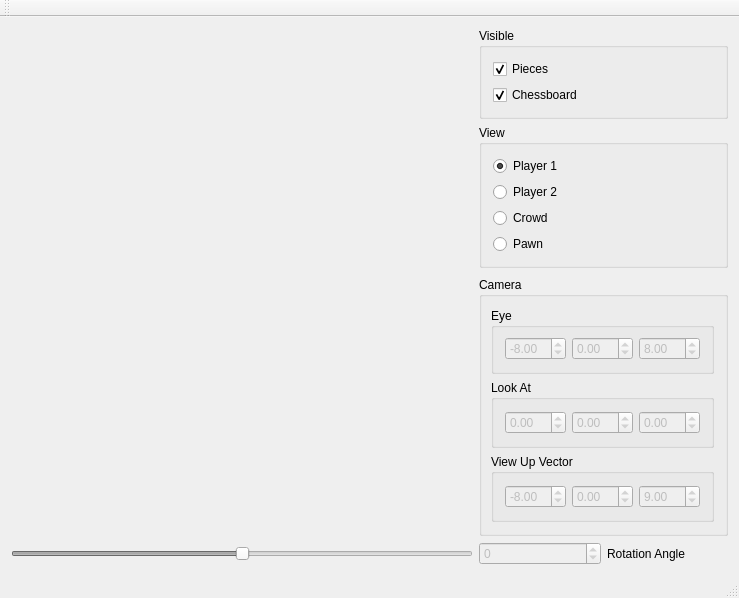
This is Chess/res/layout/mainwindow.ui in paulobruno/ComputerGraphics as Qt 5 draws it before an edit. The edited form follows.
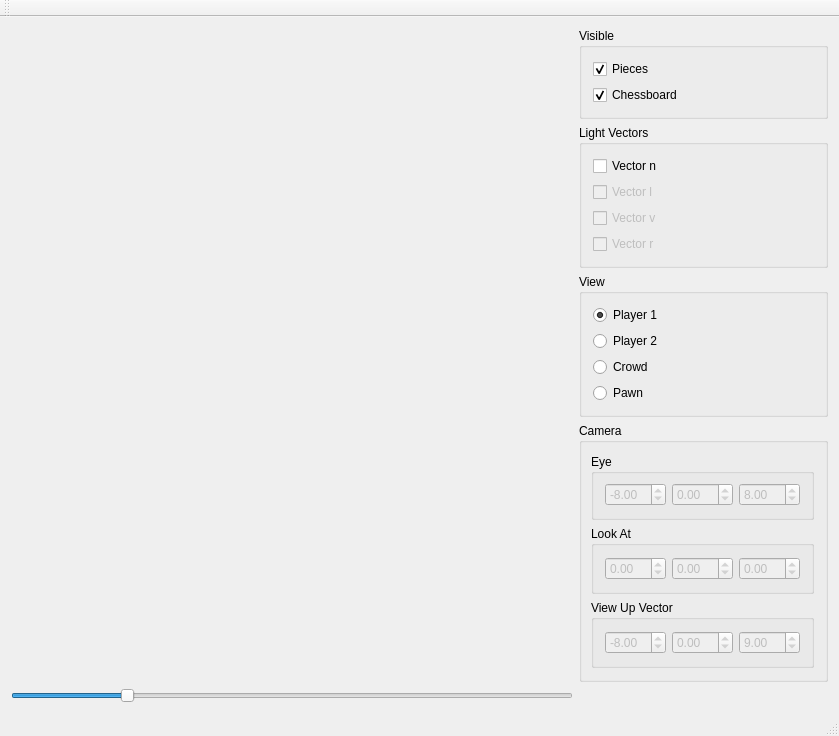
This is the edited form. Custom widgets are drawn as their Qt base class.

```diff
--- a/Chess/res/layout/mainwindow.ui
+++ b/Chess/res/layout/mainwindow.ui
@@ -6,8 +6,8 @@
    <rect>
     <x>0</x>
     <y>0</y>
-    <width>739</width>
-    <height>598</height>
+    <width>839</width>
+    <height>723</height>
    </rect>
   </property>
   <property name="windowTitle">
@@ -52,6 +52,52 @@
         </layout>
        </widget>
       </item>
+      <item>
+       <widget class="QGroupBox" name="groupBoxLightVectors">
+        <property name="title">
+         <string>Light Vectors</string>
+        </property>
+        <layout class="QVBoxLayout" name="verticalLayout_5">
+         <item>
+          <widget class="QCheckBox" name="checkBoxVectorN">
+           <property name="text">
+            <string>Vector n</string>
+           </property>
+          </widget>
+         </item>
+         <item>
+          <widget class="QCheckBox" name="checkBoxVectorL">
+           <property name="enabled">
+            <bool>false</bool>
+           </property>
+           <property name="text">
+            <string>Vector l</string>
+           </property>
+          </widget>
+         </item>
+         <item>
+          <widget class="QCheckBox" name="checkBoxVectorV">
+           <property name="enabled">
+            <bool>false</bool>
+           </property>
+           <property name="text">
+            <string>Vector v</string>
+           </property>
+          </widget>
+         </item>
+         <item>
+          <widget class="QCheckBox" name="checkBoxVectorR">
+           <property name="enabled">
+            <bool>false</bool>
+           </property>
+           <property name="text">
+            <string>Vector r</string>
+           </property>
+          </widget>
+         </item>
+        </layout>
+       </widget>
+      </item>
       <item>
        <widget class="QGroupBox" name="groupBoxView">
         <property name="sizePolicy">
@@ -122,19 +168,6 @@
         </layout>
        </widget>
       </item>
-      <item>
-       <spacer name="verticalSpacer">
-        <property name="orientation">
-         <enum>Qt::Vertical</enum>
-        </property>
-        <property name="sizeHint" stdset="0">
-         <size>
-          <width>20</width>
-          <height>40</height>
-         </size>
-        </property>
-       </spacer>
-      </item>
       <item>
        <widget class="QGroupBox" name="groupBoxCamera">
         <property name="sizePolicy">
@@ -375,7 +408,7 @@
     <item row="1" column="0">
      <widget class="QSlider" name="horizontalSliderRotationAngle">
       <property name="enabled">
-       <bool>false</bool>
+       <bool>true</bool>
       </property>
       <property name="cursor">
        <cursorShape>OpenHandCursor</cursorShape>
@@ -387,52 +420,22 @@
        <enum>Qt::LeftToRight</enum>
       </property>
       <property name="minimum">
-       <number>-180</number>
+       <number>0</number>
       </property>
       <property name="maximum">
-       <number>180</number>
+       <number>500</number>
       </property>
       <property name="singleStep">
-       <number>5</number>
+       <number>1</number>
+      </property>
+      <property name="value">
+       <number>100</number>
       </property>
       <property name="orientation">
        <enum>Qt::Horizontal</enum>
       </property>
      </widget>
     </item>
-    <item row="1" column="1">
-     <layout class="QHBoxLayout" name="horizontalLayout_4">
-      <item>
-       <widget class="QSpinBox" name="spinBoxRotationAngle">
-        <property name="enabled">
-         <bool>false</bool>
-        </property>
-        <property name="minimum">
-         <number>-180</number>
-        </property>
-        <property name="maximum">
-         <number>180</number>
-        </property>
-        <property name="singleStep">
-         <number>5</number>
-        </property>
-       </widget>
-      </item>
-      <item>
-       <widget class="QLabel" name="labelRotationAngle">
-        <property name="sizePolicy">
-         <sizepolicy hsizetype="Preferred" vsizetype="Preferred">
-          <horstretch>0</horstretch>
-          <verstretch>0</verstretch>
-         </sizepolicy>
-        </property>
-        <property name="text">
-         <string>Rotation Angle</string>
-        </property>
-       </widget>
-      </item>
-     </layout>
-    </item>
    </layout>
   </widget>
   <widget class="QMenuBar" name="menuBar">
```
Left out of the diff: 146 changed lines with no effect on the pictures.
